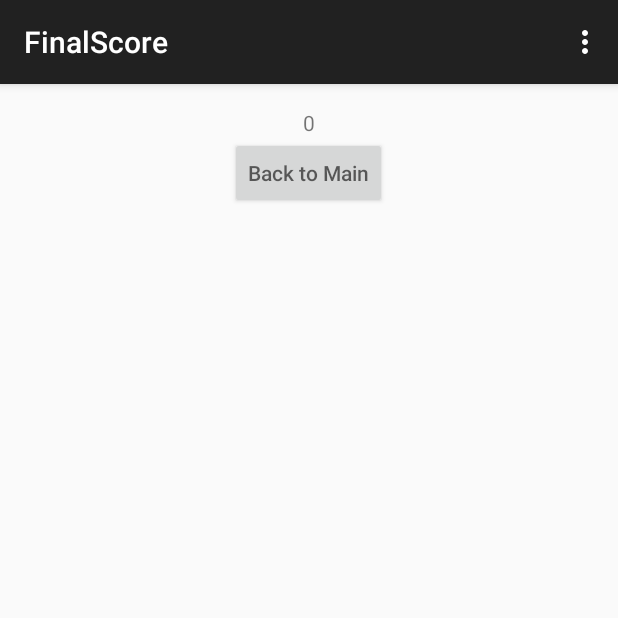
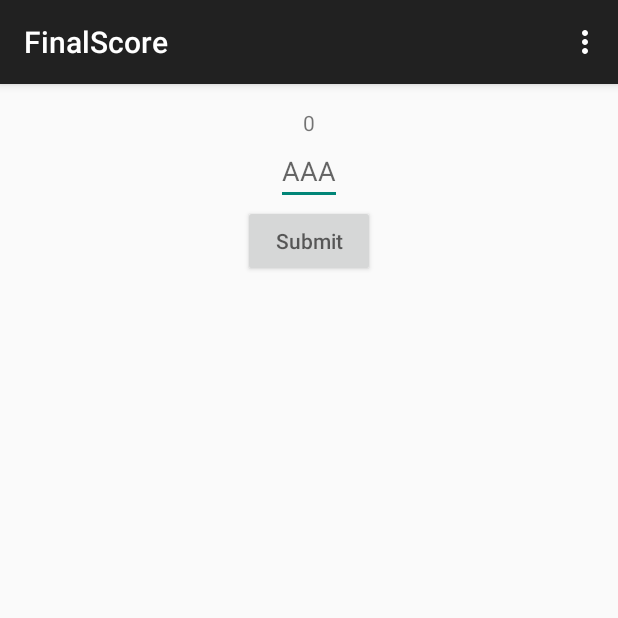
Before and after one commit to Best-Team-At-Hack-Rice/GuessHue, an Android app: the FinalScore screen opened directly, with no data from a screen before it, on a phone screen of 412 x 824 dp, the top half of it. Run offline under Robolectric (Android 15) with nearby library versions, the phone set to English and light mode, and no system bars.

Commit message:
Worked on making high scores persist correctly

```diff
--- a/app/src/main/res/layout/activity_final_score.xml
+++ b/app/src/main/res/layout/activity_final_score.xml
@@ -12,12 +12,20 @@
         android:id="@+id/final_score"
         android:layout_gravity="center_horizontal" />
 
+    <EditText
+        android:layout_width="wrap_content"
+        android:layout_height="wrap_content"
+        android:layout_gravity="center_horizontal"
+        android:id="@+id/enter_initials"
+        android:hint="@string/initials_hint"
+        />
+
     <Button
         android:layout_width="wrap_content"
         android:layout_height="wrap_content"
         android:id="@+id/menu_button"
         android:hint="@string/go_to_menu"
-        android:onClick="dispatchMainActivity"
+        android:onClick="submitScore"
         android:layout_gravity="center_horizontal" />
 
 </LinearLayout>
--- a/app/src/main/res/values/strings.xml
+++ b/app/src/main/res/values/strings.xml
@@ -20,7 +20,7 @@
     <string name="goal_color_description">Find this color!</string>
     <string name="play_round_button">Play round</string>
     <string name="title_activity_global_settings">GlobalSettingsActivity</string>
-    <string name="go_to_menu">Back to Main</string>
+    <string name="go_to_menu">Submit</string>
     <string name="next_round">Next Round</string>
-
+    <string name="initials_hint">AAA</string>
 </resources>
```
